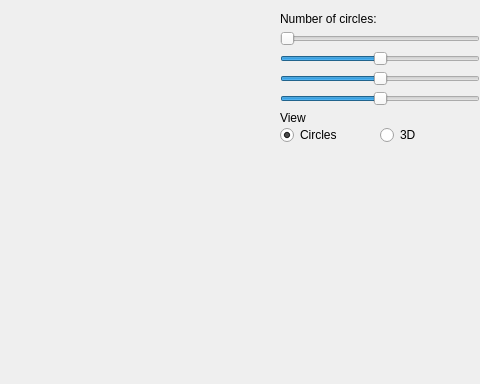
Above: bubblewrap/ui/widget.ui from daviddumas/bubble-wrap before the change; both pictures show x 220 to 700 and y 116 to 500 of the 700 by 500 pixel window. Below: the same form after it.
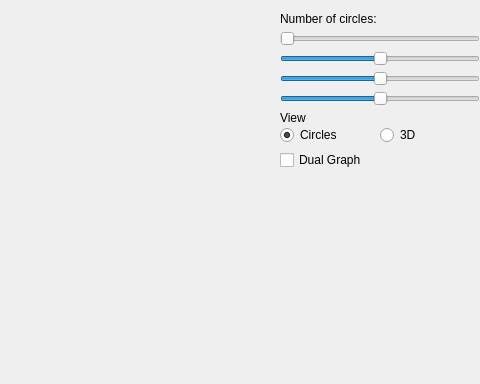
That is the form after the change.

Commit message: Dual Graph added.

Diff of the .ui file:
```diff
--- a/bubblewrap/ui/widget.ui
+++ b/bubblewrap/ui/widget.ui
@@ -402,6 +402,29 @@
          </item>
         </layout>
        </item>
+       <item>
+        <spacer name="verticalSpacer_11">
+         <property name="orientation">
+          <enum>Qt::Vertical</enum>
+         </property>
+         <property name="sizeType">
+          <enum>QSizePolicy::Fixed</enum>
+         </property>
+         <property name="sizeHint" stdset="0">
+          <size>
+           <width>20</width>
+           <height>5</height>
+          </size>
+         </property>
+        </spacer>
+       </item>
+       <item>
+        <widget class="QCheckBox" name="dual_graph_btn">
+         <property name="text">
+          <string>Dual Graph</string>
+         </property>
+        </widget>
+       </item>
        <item>
         <spacer name="verticalSpacer">
          <property name="orientation">
```
The commit also changes 4 other files.
